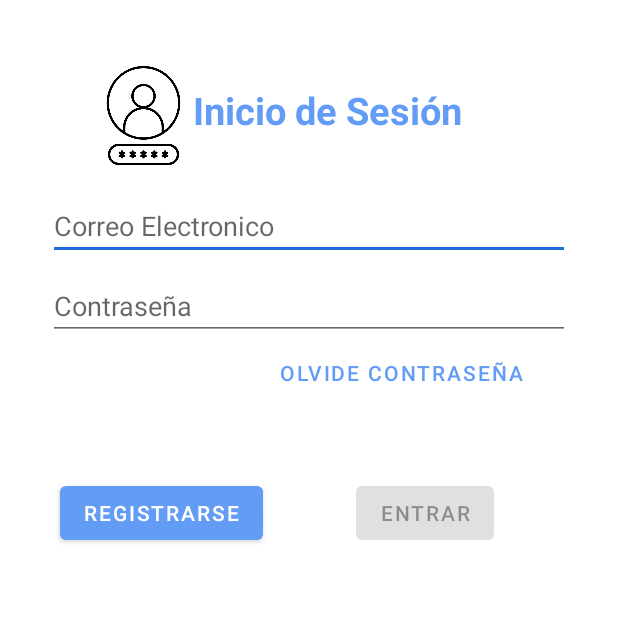
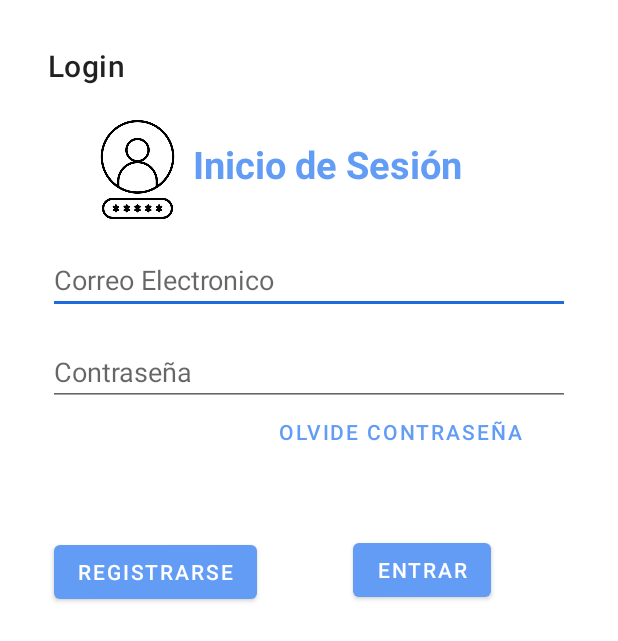
Before and after one commit to Rulas54/AgendaKotlin, an Android app: the screen it shows after launch (LoginActivity), on a phone screen of 412 x 824 dp. Shown: the top 641 px of the screen. Run offline under Robolectric (Android 15) with nearby library versions, the phone set to English and light mode, and no system bars; our stand-ins replace navigation-ui.

Commit message:
End Navigation

```diff
--- a/app/src/main/java/udelp/edu/mx/agendakotlin/LoginFragment.kt
+++ b/app/src/main/java/udelp/edu/mx/agendakotlin/LoginFragment.kt
@@ -1,15 +1,16 @@
 package udelp.edu.mx.agendakotlin
 
+import android.content.DialogInterface
+import android.content.Intent
 import android.os.Bundle
 import androidx.fragment.app.Fragment
 import android.view.LayoutInflater
 import android.view.View
 import android.view.ViewGroup
+import androidx.appcompat.app.AlertDialog
+import androidx.navigation.fragment.findNavController
+import udelp.edu.mx.agendakotlin.databinding.FragmentLoginBinding
 
-// TODO: Rename parameter arguments, choose names that match
-// the fragment initialization parameters, e.g. ARG_ITEM_NUMBER
-private const val ARG_PARAM1 = "param1"
-private const val ARG_PARAM2 = "param2"
 
 /**
  * A simple [Fragment] subclass.
@@ -17,16 +18,12 @@ private const val ARG_PARAM2 = "param2"
  * create an instance of this fragment.
  */
 class LoginFragment : Fragment() {
-    // TODO: Rename and change types of parameters
-    private var param1: String? = null
-    private var param2: String? = null
+        private var _binding: FragmentLoginBinding? = null
+        private val binding get() = _binding!!
 
     override fun onCreate(savedInstanceState: Bundle?) {
         super.onCreate(savedInstanceState)
-        arguments?.let {
-            param1 = it.getString(ARG_PARAM1)
-            param2 = it.getString(ARG_PARAM2)
-        }
+
     }
 
     override fun onCreateView(
@@ -34,26 +31,33 @@ class LoginFragment : Fragment() {
         savedInstanceState: Bundle?
     ): View? {
         // Inflate the layout for this fragment
-        return inflater.inflate(R.layout.fragment_login, container, false)
+        _binding = FragmentLoginBinding.inflate(inflater, container, false)
+        return binding.root
     }
 
-    companion object {
-        /**
-         * Use this factory method to create a new instance of
-         * this fragment using the provided parameters.
-         *
-         * @param param1 Parameter 1.
-         * @param param2 Parameter 2.
-         * @return A new instance of fragment LoginFragment.
-         */
-        // TODO: Rename and change types and number of parameters
-        @JvmStatic
-        fun newInstance(param1: String, param2: String) =
-            LoginFragment().apply {
-                arguments = Bundle().apply {
-                    putString(ARG_PARAM1, param1)
-                    putString(ARG_PARAM2, param2)
-                }
-            }
+    override fun onViewCreated(view: View, savedInstanceState: Bundle?) {
+        super.onViewCreated(view, savedInstanceState)
+        binding.btnRegister.setOnClickListener {
+            findNavController().navigate(R.id.action_LoginFragment_to_RegistrarseFragment)
+        }
+
+        binding.btnPasswd.setOnClickListener {
+            findNavController().navigate(R.id.action_LogFragment_to_olvideFragment)
+        }
+
+        binding.login.setOnClickListener {
+            AlertDialog.Builder(requireContext()).setTitle("Algo")
+                .setMessage("Algo")
+                .setCancelable(false)
+                .setPositiveButton("Aceptar", DialogInterface.OnClickListener { dialog, id ->
+                    val intent = Intent(this.context, MainActivity::class.java)
+                    startActivity(intent)
+                }).create().show()
+        }
+    }
+
+    override fun onDestroyView() {
+        super.onDestroyView()
+        _binding = null
     }
 }
--- a/app/src/main/java/udelp/edu/mx/agendakotlin/ui/login/LoginActivity.kt
+++ b/app/src/main/java/udelp/edu/mx/agendakotlin/ui/login/LoginActivity.kt
@@ -12,13 +12,17 @@ import android.view.View
 import android.view.inputmethod.EditorInfo
 import android.widget.EditText
 import android.widget.Toast
+import androidx.navigation.findNavController
+import androidx.navigation.ui.AppBarConfiguration
+import androidx.navigation.ui.navigateUp
+import androidx.navigation.ui.setupActionBarWithNavController
 import udelp.edu.mx.agendakotlin.databinding.ActivityLoginBinding
 
 import udelp.edu.mx.agendakotlin.R
 
 class LoginActivity : AppCompatActivity() {
 
-    private lateinit var loginViewModel: LoginViewModel
+    private lateinit var appBarConfiguration: AppBarConfiguration
     private lateinit var binding: ActivityLoginBinding
 
     override fun onCreate(savedInstanceState: Bundle?) {
@@ -27,12 +31,18 @@ class LoginActivity : AppCompatActivity() {
         binding = ActivityLoginBinding.inflate(layoutInflater)
         setContentView(binding.root)
 
-        val username = binding.username
-        val password = binding.password
-        val loading = binding.loading
 
-        loginViewModel = ViewModelProvider(this, LoginViewModelFactory())
-            .get(LoginViewModel::class.java)
+        //Jale por medio de codigo el AppBar
+        setSupportActionBar(binding.toolbar)
+
+        val navController = findNavController(R.id.nav_host_fragment_content_main)
+        appBarConfiguration = AppBarConfiguration(navController.graph)
+        setupActionBarWithNavController(navController, appBarConfiguration)
 
     }
+    override fun onSupportNavigateUp(): Boolean {
+        val navController = findNavController(R.id.nav_host_fragment_content_main)
+        return navController.navigateUp(appBarConfiguration)
+                || super.onSupportNavigateUp()
+    }
 }
--- a/app/src/main/res/layout/activity_login.xml
+++ b/app/src/main/res/layout/activity_login.xml
@@ -1,5 +1,5 @@
 <?xml version="1.0" encoding="utf-8"?>
-<androidx.constraintlayout.widget.ConstraintLayout
+<androidx.coordinatorlayout.widget.CoordinatorLayout
         xmlns:android="http://schemas.android.com/apk/res/android"
         xmlns:app="http://schemas.android.com/apk/res-auto"
         xmlns:tools="http://schemas.android.com/tools"
@@ -11,16 +11,15 @@
         android:paddingRight="@dimen/activity_horizontal_margin"
         android:paddingTop="@dimen/activity_vertical_margin"
         tools:context=".ui.login.LoginActivity">
-    <fragment
-            android:id="@+id/nav_login_fragment_activity_main"
-            android:name="androidx.navigation.fragment.NavHostFragment"
+    <com.google.android.material.appbar.AppBarLayout
+            android:layout_width="wrap_content"
+            android:layout_height="wrap_content"
+            android:fitsSystemWindows="true"/>
+    <com.google.android.material.appbar.MaterialToolbar
+            android:id="@+id/toolbar"
             android:layout_width="match_parent"
-            android:layout_height="match_parent"
-            app:defaultNavHost="true"
-            app:layout_constraintLeft_toLeftOf="parent"
-            app:layout_constraintRight_toRightOf="parent"
-            app:layout_constraintTop_toTopOf="parent"
-            app:navGraph="@navigation/login_nav"
-    />
+            android:layout_height="?attr/actionBarSize"/>
 
-</androidx.constraintlayout.widget.ConstraintLayout>
+    <include layout="@layout/content_login"/>
+
+</androidx.coordinatorlayout.widget.CoordinatorLayout>
--- /dev/null
+++ b/app/src/main/res/layout/content_login.xml
@@ -0,0 +1,20 @@
+<?xml version="1.0" encoding="utf-8"?>
+<androidx.constraintlayout.widget.ConstraintLayout
+        xmlns:android="http://schemas.android.com/apk/res/android"
+        xmlns:app="http://schemas.android.com/apk/res-auto"
+        android:layout_width="match_parent"
+        android:layout_height="match_parent"
+        app:layout_behavior="@string/appbar_scrolling_view_behavior">
+    <fragment
+            android:id="@+id/nav_host_fragment_content_main"
+            android:name="androidx.navigation.fragment.NavHostFragment"
+            android:layout_width="0dp"
+            android:layout_height="0dp"
+            app:defaultNavHost="true"
+            app:layout_constraintStart_toStartOf="parent"
+            app:layout_constraintEnd_toEndOf="parent"
+            app:layout_constraintTop_toTopOf="parent"
+            app:layout_constraintBottom_toBottomOf="parent"
+            app:navGraph="@navigation/login_nav"
+    />
+</androidx.constraintlayout.widget.ConstraintLayout>
--- a/app/src/main/res/layout/fragment_login.xml
+++ b/app/src/main/res/layout/fragment_login.xml
@@ -12,52 +12,6 @@
         android:paddingTop="@dimen/activity_vertical_margin"
         tools:context=".ui.login.LoginActivity">
 
-    <ImageView
-            android:src="@drawable/perfil_del_usuario"
-            android:layout_width="71dp"
-            android:layout_height="66dp" android:id="@+id/imageView4"
-            app:layout_constraintStart_toStartOf="parent" android:layout_marginStart="28dp"
-            app:layout_constraintTop_toTopOf="parent" android:layout_marginTop="12dp"/>
-    <EditText
-            android:id="@+id/username"
-            android:layout_width="0dp"
-            android:layout_height="wrap_content"
-            android:layout_marginTop="96dp"
-            android:hint="@string/prompt_email"
-            android:inputType="textEmailAddress"
-            android:selectAllOnFocus="true"
-            app:layout_constraintEnd_toEndOf="parent"
-            app:layout_constraintStart_toStartOf="parent"
-            app:layout_constraintTop_toTopOf="parent"/>
-
-    <EditText
-            android:id="@+id/password"
-            android:layout_width="0dp"
-            android:layout_height="wrap_content"
-            android:layout_marginTop="8dp"
-            android:hint="@string/prompt_password"
-            android:imeActionLabel="@string/action_sign_in_short"
-            android:imeOptions="actionDone"
-            android:inputType="textPassword"
-            android:selectAllOnFocus="true"
-            app:layout_constraintEnd_toEndOf="parent"
-            app:layout_constraintStart_toStartOf="parent"
-            app:layout_constraintTop_toBottomOf="@+id/username"/>
-
-    <Button
-            android:id="@+id/login"
-            android:enabled="false"
-            android:layout_width="wrap_content"
-            android:layout_height="wrap_content"
-            android:layout_gravity="start"
-            android:layout_marginTop="16dp"
-            android:layout_marginBottom="64dp"
-            android:text="@string/action_sign_in"
-            app:layout_constraintBottom_toBottomOf="parent"
-            app:layout_constraintEnd_toEndOf="parent"
-            app:layout_constraintStart_toStartOf="parent"
-            app:layout_constraintTop_toBottomOf="@+id/password"
-            app:layout_constraintVertical_bias="0.173" app:layout_constraintHorizontal_bias="0.801"/>
     <ProgressBar
             android:id="@+id/loading"
             android:visibility="gone"
@@ -71,26 +25,70 @@
             app:layout_constraintStart_toStartOf="@+id/password"
             app:layout_constraintTop_toTopOf="parent"
             app:layout_constraintVertical_bias="0.3"/>
-    <Button
-            android:text="@string/btn_registrarse"
-            android:layout_width="wrap_content"
-            android:layout_height="wrap_content" android:id="@+id/btn_register"
-            app:layout_constraintStart_toStartOf="parent" android:layout_marginStart="8dp"
-            app:layout_constraintBottom_toBottomOf="parent"
-            android:layout_marginTop="45dp" app:layout_constraintTop_toBottomOf="@+id/btn_passwd"
-            app:layout_constraintVertical_bias="0.0"/>
-    <Button
-            android:text="@string/btn_olvide_passwd"
-            android:layout_width="wrap_content"
-            android:layout_height="wrap_content" android:id="@+id/btn_passwd"
-            android:layout_marginEnd="15dp" app:layout_constraintEnd_toEndOf="parent" android:layout_marginBottom="45dp"
-            app:layout_constraintBottom_toTopOf="@+id/login" android:background="@android:color/transparent" android:textColor="@color/baby_blue"/>
     <TextView
             android:text="Inicio de Sesión"
             android:layout_width="wrap_content"
             android:layout_height="wrap_content" android:id="@+id/textView"
             android:textSize="25dp" android:textColor="@color/baby_blue" android:textStyle="bold"
             android:layout_marginEnd="72dp" app:layout_constraintEnd_toEndOf="parent"
-            app:layout_constraintTop_toTopOf="parent" android:layout_marginTop="24dp"/>
+            app:layout_constraintTop_toTopOf="parent" android:layout_marginTop="60dp"/>
+    <Button
+            android:text="@string/btn_registrarse"
+            android:layout_width="wrap_content"
+            android:layout_height="wrap_content" android:id="@+id/btn_register"
+            app:layout_constraintStart_toStartOf="parent" android:layout_marginStart="4dp"
+            app:layout_constraintBottom_toBottomOf="parent"
+            android:layout_marginTop="45dp" app:layout_constraintTop_toBottomOf="@+id/btn_passwd"
+            app:layout_constraintVertical_bias="0.0"/>
+    <EditText
+            android:id="@+id/username"
+            android:layout_width="0dp"
+            android:layout_height="wrap_content"
+            android:layout_marginTop="132dp"
+            android:hint="@string/prompt_email"
+            android:inputType="textEmailAddress"
+            android:selectAllOnFocus="true"
+            app:layout_constraintEnd_toEndOf="parent"
+            app:layout_constraintStart_toStartOf="parent"
+            app:layout_constraintTop_toTopOf="parent" app:layout_constraintHorizontal_bias="0.0"/>
+    <Button
+            android:id="@+id/login"
+            android:layout_width="wrap_content"
+            android:layout_height="wrap_content"
+            android:layout_gravity="start"
+            android:layout_marginTop="16dp"
+            android:layout_marginBottom="64dp"
+            android:text="@string/action_sign_in"
+            app:layout_constraintBottom_toBottomOf="parent"
+            app:layout_constraintEnd_toEndOf="parent"
+            app:layout_constraintStart_toStartOf="parent"
+            app:layout_constraintTop_toBottomOf="@+id/password"
+            app:layout_constraintVertical_bias="0.176" app:layout_constraintHorizontal_bias="0.794"/>
+    <EditText
+            android:id="@+id/password"
+            android:layout_width="0dp"
+            android:layout_height="wrap_content"
+            android:layout_marginTop="16dp"
+            android:hint="@string/prompt_password"
+            android:imeActionLabel="@string/action_sign_in_short"
+            android:imeOptions="actionDone"
+            android:inputType="textPassword"
+            android:selectAllOnFocus="true"
+            app:layout_constraintEnd_toEndOf="parent"
+            app:layout_constraintStart_toStartOf="parent"
+            app:layout_constraintTop_toBottomOf="@+id/username" app:layout_constraintHorizontal_bias="0.0"/>
+    <ImageView
+            android:src="@drawable/perfil_del_usuario"
+            android:layout_width="71dp"
+            android:layout_height="66dp" android:id="@+id/imageView4"
+            app:layout_constraintStart_toStartOf="parent" android:layout_marginStart="24dp"
+            app:layout_constraintTop_toTopOf="parent" android:layout_marginTop="48dp"/>
+    <Button
+            android:text="@string/btn_olvide_passwd"
+            android:layout_width="wrap_content"
+            android:layout_height="wrap_content" android:id="@+id/btn_passwd"
+            android:layout_marginEnd="16dp" app:layout_constraintEnd_toEndOf="parent" android:layout_marginBottom="44dp"
+            app:layout_constraintBottom_toTopOf="@+id/login" android:background="@android:color/transparent"
+            android:textColor="@color/baby_blue"/>
 
 </androidx.constraintlayout.widget.ConstraintLayout>
```
Also changed, not shown: app/src/main/res/layout/fragment_olvide_constrasena.xml (+34 -33 lines), app/src/main/res/layout/fragment_registrarse.xml (+41 -42 lines).
